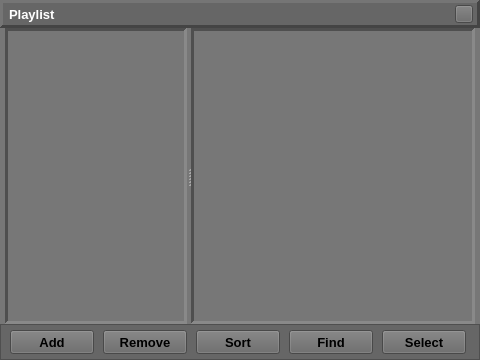
ZXfkSIE/ThousandPlayer, file source/ui/playlistwindow/tp_playlistwindow.ui: the form before one commit.
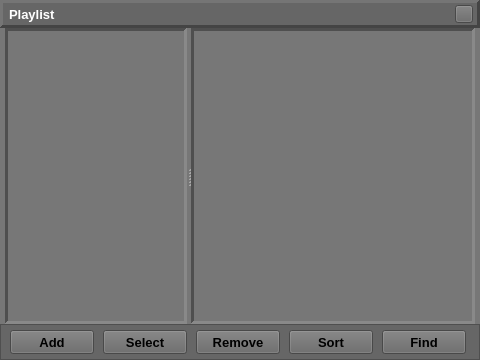
The form after the commit. Custom widgets are drawn as their Qt base class.

```diff
--- a/source/ui/playlistwindow/tp_playlistwindow.ui
+++ b/source/ui/playlistwindow/tp_playlistwindow.ui
@@ -323,6 +323,41 @@
         </property>
        </widget>
       </item>
+      <item>
+       <widget class="TP_PushButton" name="pushButton_Select">
+        <property name="sizePolicy">
+         <sizepolicy hsizetype="Fixed" vsizetype="Fixed">
+          <horstretch>0</horstretch>
+          <verstretch>0</verstretch>
+         </sizepolicy>
+        </property>
+        <property name="minimumSize">
+         <size>
+          <width>84</width>
+          <height>24</height>
+         </size>
+        </property>
+        <property name="maximumSize">
+         <size>
+          <width>84</width>
+          <height>24</height>
+         </size>
+        </property>
+        <property name="font">
+         <font>
+          <pointsize>10</pointsize>
+          <weight>75</weight>
+          <bold>true</bold>
+         </font>
+        </property>
+        <property name="mouseTracking">
+         <bool>true</bool>
+        </property>
+        <property name="text">
+         <string>Select</string>
+        </property>
+       </widget>
+      </item>
       <item>
        <widget class="TP_PushButton" name="pushButton_Remove">
         <property name="sizePolicy">
@@ -428,41 +463,6 @@
         </property>
        </widget>
       </item>
-      <item>
-       <widget class="TP_PushButton" name="pushButton_Select">
-        <property name="sizePolicy">
-         <sizepolicy hsizetype="Fixed" vsizetype="Fixed">
-          <horstretch>0</horstretch>
-          <verstretch>0</verstretch>
-         </sizepolicy>
-        </property>
-        <property name="minimumSize">
-         <size>
-          <width>84</width>
-          <height>24</height>
-         </size>
-        </property>
-        <property name="maximumSize">
-         <size>
-          <width>84</width>
-          <height>24</height>
-         </size>
-        </property>
-        <property name="font">
-         <font>
-          <pointsize>10</pointsize>
-          <weight>75</weight>
-          <bold>true</bold>
-         </font>
-        </property>
-        <property name="mouseTracking">
-         <bool>true</bool>
-        </property>
-        <property name="text">
-         <string>Select</string>
-        </property>
-       </widget>
-      </item>
      </layout>
     </widget>
    </item>
```
